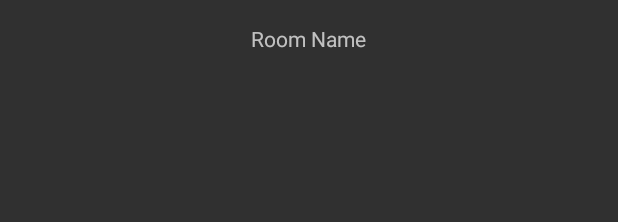
After one commit to kadaw/LocisAndroid, an Android app: the layout activity_opened_room.xml on its own in the app's theme, with its tools: preview values and no code run, on a phone screen of 412 x 824 dp. The commit adds this screen. Shown: the top 222 px of the screen. Run offline under Robolectric (Android 15) with nearby library versions, the phone set to English and light mode, and no system bars.

Commit message:
OpenedRoomActivity added

```diff
--- a/app/src/main/AndroidManifest.xml
+++ b/app/src/main/AndroidManifest.xml
@@ -29,7 +29,8 @@
             android:name=".Fragments.UserPageTest"
             android:label="@string/title_activity_user_page_test"
             android:theme="@style/Theme.AppCompat.NoActionBar" />
-        <activity android:name=".InvitesPage"></activity>
+        <activity android:name=".InvitesPage" />
+        <activity android:name=".OpenedRoomActivity"></activity>
     </application>
 
 </manifest>
--- a/app/src/main/java/com/example/user/locistest/Api/RoomsViewTask.java
+++ b/app/src/main/java/com/example/user/locistest/Api/RoomsViewTask.java
@@ -44,7 +44,8 @@ public class RoomsViewTask extends AsyncTask {
             for (int i = 0; i < jArray.length(); i++) {
                 JSONObject object = jArray.getJSONObject(i);
                 String roomName = object.getString("RoomName");
-                rooms.add(new RoomInList(roomName));
+                int roomId = object.getInt("RoomId");
+                rooms.add(new RoomInList(roomName, roomId));
             }
         } catch (Exception e) {
             e.printStackTrace();
--- a/app/src/main/java/com/example/user/locistest/RoomInList.java
+++ b/app/src/main/java/com/example/user/locistest/RoomInList.java
@@ -6,9 +6,11 @@ package com.example.user.locistest;
 
 public class RoomInList {
     public String name;
+    public int roomId;
 
-    public RoomInList(String name){
+    public RoomInList(String name, int roomId){
         this.name = name;
+        this.roomId = roomId;
     }
 
 }
--- a/app/src/main/res/layout/activity_create_room.xml
+++ b/app/src/main/res/layout/activity_create_room.xml
@@ -8,7 +8,6 @@
     android:paddingLeft="@dimen/activity_horizontal_margin"
     android:paddingRight="@dimen/activity_horizontal_margin"
     android:paddingTop="@dimen/activity_vertical_margin"
-    android:background="@drawable/gradient_main"
     tools:context="com.example.user.locistest.SearchUsersActivity">
 
 
--- /dev/null
+++ b/app/src/main/res/layout/activity_opened_room.xml
@@ -0,0 +1,20 @@
+<?xml version="1.0" encoding="utf-8"?>
+<RelativeLayout xmlns:android="http://schemas.android.com/apk/res/android"
+    xmlns:tools="http://schemas.android.com/tools"
+    android:id="@+id/activity_opened_room"
+    android:layout_width="match_parent"
+    android:layout_height="match_parent"
+    android:paddingBottom="@dimen/activity_vertical_margin"
+    android:paddingLeft="@dimen/activity_horizontal_margin"
+    android:paddingRight="@dimen/activity_horizontal_margin"
+    android:paddingTop="@dimen/activity_vertical_margin"
+    tools:context="com.example.user.locistest.OpenedRoomActivity">
+
+    <TextView
+        android:text="Room Name"
+        android:layout_width="wrap_content"
+        android:layout_height="wrap_content"
+        android:layout_alignParentTop="true"
+        android:layout_centerHorizontal="true"
+        android:id="@+id/room_name_opened_room_tv" />
+</RelativeLayout>
```
Also changed, not shown: app/src/main/java/com/example/user/locistest/OpenedRoomActivity.java (added, +22 -0 lines), app/src/main/java/com/example/user/locistest/UserPage.java (+21 -11 lines).
